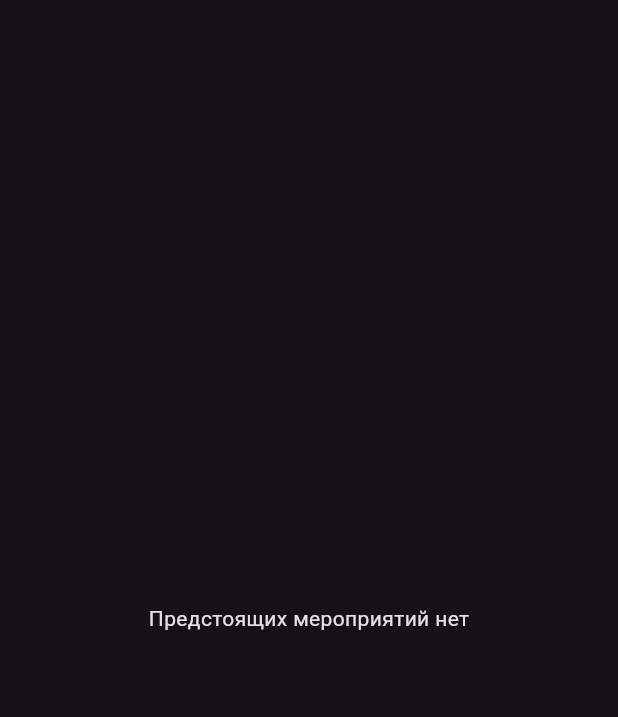
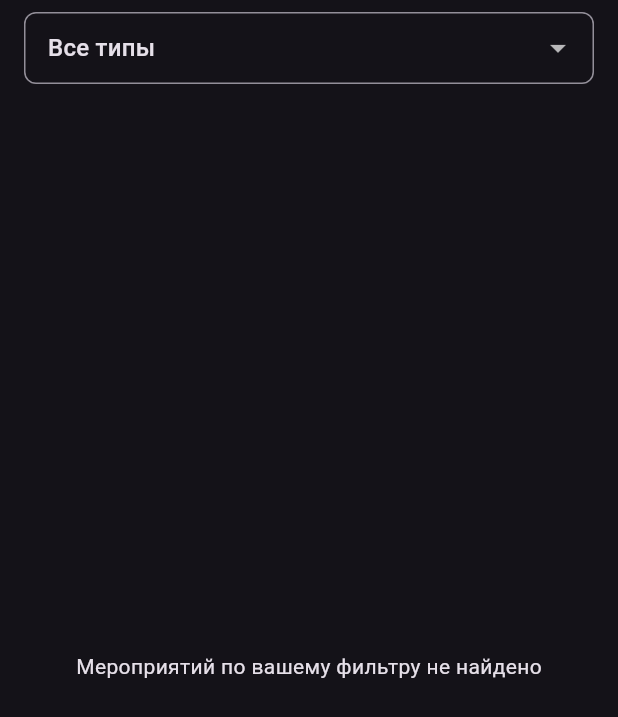
Before and after one commit to elfisfree/art_platform, a Flutter app: the EventsListScreen widget shown alone on an empty page, opened directly, on a phone screen of 412 x 824 dp. Shown: the top 717 px of the screen. Run offline on Flutter 3.47's test engine with Material 3 defaults, Android fonts, the light colour scheme and no system bars; our stand-ins replace image_picker, supabase_flutter; accounts and stored records are empty.

Commit message:
Добавлена фильтрация по типу мероприятия на странице афиши

```diff
--- a/lib/screens/events_list_screen.dart
+++ b/lib/screens/events_list_screen.dart
@@ -1,5 +1,4 @@
 import 'package:art_platform/screens/event_details_screen.dart';
-import 'package:art_platform/screens/login_screen.dart';
 import 'package:flutter/material.dart';
 import 'package:supabase_flutter/supabase_flutter.dart';
 
@@ -9,80 +8,150 @@ class EventsListScreen extends StatefulWidget {
   const EventsListScreen({super.key});
 
   @override
-  State<EventsListScreen> createState() => _HomeScreenState();
+  State<EventsListScreen> createState() => _EventsListScreenState();
 }
 
-class _HomeScreenState extends State<EventsListScreen> {
-  late final Future<List<Map<String, dynamic>>?> _eventsFuture;
+class _EventsListScreenState extends State<EventsListScreen> {
+  // === НОВЫЕ ПЕРЕМЕННЫЕ СОСТОЯНИЯ ===
+  List<Map<String, dynamic>> _events = [];
+  List<Map<String, dynamic>> _eventTypes = [];
+  int? _selectedTypeId; // null будет означать "Все типы"
+  bool _isLoading = true;
+  String? _errorMessage;
 
   @override
   void initState() {
     super.initState();
-    _eventsFuture = _getEvents();
+    _fetchInitialData();
   }
 
-  Future<List<Map<String, dynamic>>?> _getEvents() async {
-    // ... (эта функция остается без изменений) ...
+  // Функция для первоначальной загрузки и типов, и всех событий
+  Future<void> _fetchInitialData() async {
     try {
-      final data = await supabase
+      // Выполняем оба запроса параллельно для скорости
+      final responses = await Future.wait([
+        supabase.from('event_type').select('id, type_name'),
+        supabase
             .from('events')
             .select('*, event_type(type_name)')
-          .order('start_date', ascending: true);
-      return data;
-    } catch (error) {
-      if (mounted) {
-        ScaffoldMessenger.of(context).showSnackBar(
-          SnackBar(
-            content: Text('Ошибка загрузки мероприятий: $error'),
-            backgroundColor: Theme.of(context).colorScheme.error,
-          ),
-        );
-      }
-      return null;
+            .order('start_date', ascending: true),
+      ]);
+
+      setState(() {
+        _eventTypes = List<Map<String, dynamic>>.from(responses[0]);
+        _events = List<Map<String, dynamic>>.from(responses[1]);
+        _isLoading = false;
+      });
+    } catch (e) {
+      setState(() {
+        _errorMessage = 'Ошибка загрузки данных: $e';
+        _isLoading = false;
+      });
     }
   }
 
-  Future<void> _signOut() async {
-    // ... (эта функция остается без изменений) ...
-    await supabase.auth.signOut();
-    if (mounted) {
-      Navigator.of(context).pushReplacement(
-        MaterialPageRoute(builder: (context) => const LoginScreen()),
-      );
+  // Функция для загрузки событий с учетом выбранного фильтра
+  Future<void> _fetchFilteredEvents() async {
+    setState(() {
+      _isLoading = true;
+      _errorMessage = null;
+    });
+    try {
+      // Начинаем строить запрос
+      var query = supabase.from('events').select('*, event_type(type_name)');
+
+      // Если выбран конкретный тип, добавляем фильтр .eq()
+      if (_selectedTypeId != null) {
+        query = query.eq('event_type', _selectedTypeId!);
+      }
+
+      // Сортируем и выполняем запрос
+      final data = await query.order('start_date', ascending: true);
+
+      setState(() {
+        _events = List<Map<String, dynamic>>.from(data);
+        _isLoading = false;
+      });
+    } catch (e) {
+      setState(() {
+        _errorMessage = 'Ошибка загрузки мероприятий: $e';
+        _isLoading = false;
+      });
     }
   }
 
   @override
   Widget build(BuildContext context) {
-    return Scaffold(
-      body: FutureBuilder<List<Map<String, dynamic>>?>(
-        future: _eventsFuture,
-        builder: (context, snapshot) {
-          // ... (логика загрузки, ошибок и пустого списка остается без изменений) ...
-          if (snapshot.connectionState == ConnectionState.waiting) {
+    // Вся логика отображения теперь зависит от переменных состояния
+    if (_isLoading && _events.isEmpty) {
+      // Показываем главный индикатор только при первой загрузке
       return const Center(child: CircularProgressIndicator());
     }
-          if (snapshot.hasError || snapshot.data == null) {
-            return const Center(child: Text('Не удалось загрузить данные'));
-          }
-          final events = snapshot.data!;
-          if (events.isEmpty) {
-            return const Center(child: Text('Предстоящих мероприятий нет'));
+    if (_errorMessage != null) {
+      return Center(child: Text(_errorMessage!));
     }
 
-          // === НАЧАЛО ОБНОВЛЕННОЙ ВЕРСТКИ ===
-          return ListView.builder(
+    return Column(
+      children: [
+        // === НОВЫЙ БЛОК: ВЫПАДАЮЩИЙ СПИСОК ДЛЯ ФИЛЬТРАЦИИ ===
+        Padding(
+          padding: const EdgeInsets.symmetric(horizontal: 16.0, vertical: 8.0),
+          child: DropdownButtonFormField<int?>(
+            value: _selectedTypeId,
+            hint: const Text('Фильтр по типу'),
+            isExpanded: true,
+            decoration: InputDecoration(
+              contentPadding: const EdgeInsets.symmetric(horizontal: 12.0),
+              border: OutlineInputBorder(
+                borderRadius: BorderRadius.circular(8.0),
+              ),
+            ),
+            // Формируем список элементов для выбора
+            items: [
+              // Добавляем вручную пункт "Все типы"
+              const DropdownMenuItem<int?>(
+                value: null,
+                child: Text('Все типы'),
+              ),
+              // Динамически создаем остальные пункты из загруженных данных
+              ..._eventTypes.map<DropdownMenuItem<int?>>((type) {
+                return DropdownMenuItem<int?>(
+                  value: type['id'] as int,
+                  child: Text(type['type_name'] as String),
+                );
+              }).toList(),
+            ],
+            onChanged: (int? newValue) {
+              setState(() {
+                _selectedTypeId = newValue;
+              });
+              // Запускаем перезагрузку списка с новым фильтром
+              _fetchFilteredEvents();
+            },
+          ),
+        ),
+
+        // === СПИСОК МЕРОПРИЯТИЙ ===
+        // Expanded нужен, чтобы ListView занял все оставшееся место в Column
+        Expanded(
+          child: _isLoading
+              ? const Center(child: CircularProgressIndicator())
+              : _events.isEmpty
+              ? const Center(
+                  child: Text('Мероприятий по вашему фильтру не найдено'),
+                )
+              : ListView.builder(
                   padding: const EdgeInsets.all(12.0),
-            itemCount: events.length,
+                  itemCount: _events.length,
                   itemBuilder: (context, index) {
-              final event = events[index];
+                    final event = _events[index];
                     final eventType = event['event_type'];
                     final imageUrl = event['cover_image_url'];
 
+                    // Карточка мероприятия остается без изменений
                     return Card(
                       clipBehavior: Clip.antiAlias,
                       margin: const EdgeInsets.only(bottom: 16.0),
-                // Устанавливаем форму с закругленными углами
                       shape: RoundedRectangleBorder(
                         borderRadius: BorderRadius.circular(12),
                       ),
@@ -90,40 +159,36 @@ class _HomeScreenState extends State<EventsListScreen> {
                         onTap: () {
                           Navigator.of(context).push(
                             MaterialPageRoute(
-                        builder: (context) => EventDetailsScreen(event: event),
+                              builder: (context) =>
+                                  EventDetailsScreen(event: event),
                             ),
                           );
                         },
-                  // Используем Stack, чтобы наложить виджеты друг на друга
                         child: Stack(
-                    // Выравниваем текст по нижнему краю
                           alignment: Alignment.bottomLeft,
                           children: [
-                      // Слой 1: Изображение
-                      // Оборачиваем в SizedBox, чтобы задать фиксированную высоту карточке
                             SizedBox(
                               height: 200,
                               child: (imageUrl != null && imageUrl.isNotEmpty)
                                   ? Image.network(
                                       imageUrl,
                                       width: double.infinity,
-                                fit: BoxFit
-                                    .cover, // BoxFit.cover теперь работает идеально
-                                errorBuilder: (context, error, stackTrace) =>
-                                    const Center(
+                                      fit: BoxFit.cover,
+                                      errorBuilder:
+                                          (
+                                            context,
+                                            error,
+                                            stackTrace,
+                                          ) => const Center(
                                             child: Icon(
-                                        Icons.image_not_supported_outlined,
+                                              Icons
+                                                  .image_not_supported_outlined,
                                               size: 40,
                                             ),
                                           ),
                                     )
-                            : Container(
-                                color: Colors.grey[800],
-                              ), // Заглушка, если нет картинки
+                                  : Container(color: Colors.grey[800]),
                             ),
-
-                      // Слой 2: Градиент для затемнения нижней части изображения
-                      // Это нужно, чтобы белый текст всегда был читаемым
                             Container(
                               height: 200,
                               decoration: const BoxDecoration(
@@ -134,14 +199,10 @@ class _HomeScreenState extends State<EventsListScreen> {
                                 ),
                               ),
                             ),
-
-                      // Слой 3: Текст
                             Padding(
                               padding: const EdgeInsets.all(12.0),
                               child: Column(
-                          // Выравниваем текст по левому краю
                                 crossAxisAlignment: CrossAxisAlignment.start,
-                          // mainAxisSize.min чтобы колонка не занимала всю высоту стека
                                 mainAxisSize: MainAxisSize.min,
                                 children: [
                                   Text(
@@ -163,8 +224,6 @@ class _HomeScreenState extends State<EventsListScreen> {
                                 ],
                               ),
                             ),
-
-                      // Слой 4: Дата (позиционируем в правом верхнем углу)
                             Positioned(
                               top: 8,
                               right: 8,
@@ -174,7 +233,7 @@ class _HomeScreenState extends State<EventsListScreen> {
                                   vertical: 4,
                                 ),
                                 decoration: BoxDecoration(
-                            color: Colors.black.withValues(alpha: .5),
+                                  color: Colors.black.withOpacity(0.5),
                                   borderRadius: BorderRadius.circular(8),
                                 ),
                                 child: Text(
@@ -191,10 +250,9 @@ class _HomeScreenState extends State<EventsListScreen> {
                       ),
                     );
                   },
-          );
-          // === КОНЕЦ ОБНОВЛЕННОЙ ВЕРСТКИ ===
-        },
                 ),
+        ),
+      ],
     );
   }
 }
```
Lines whose indentation alone changed are shown as unchanged.
